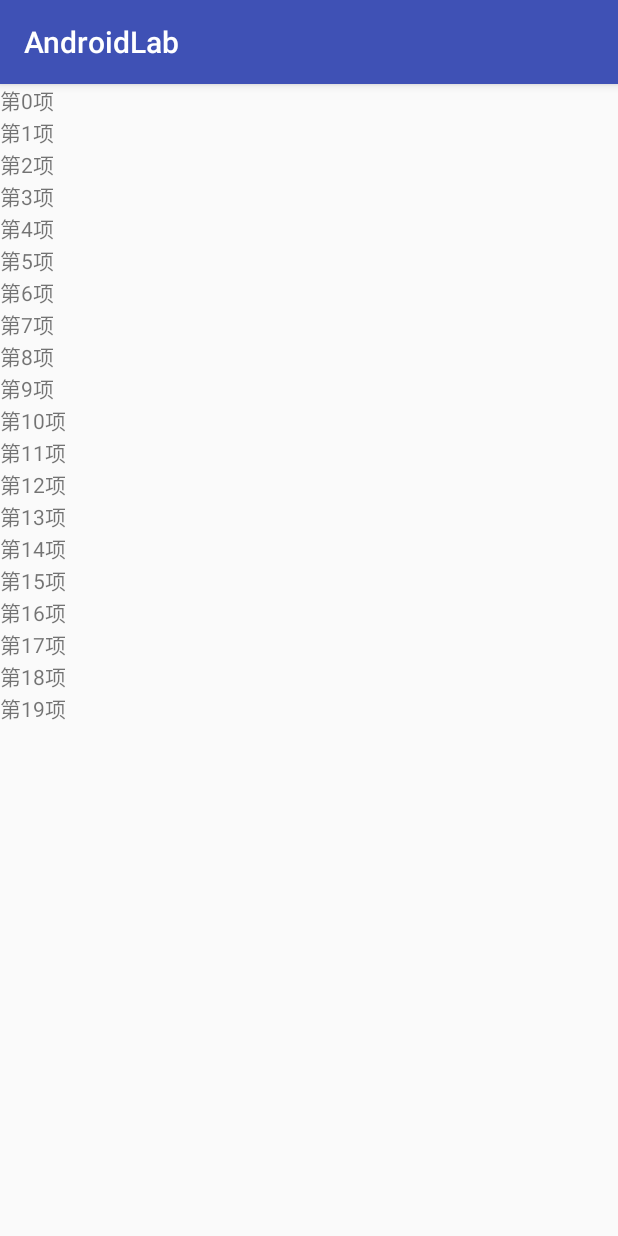
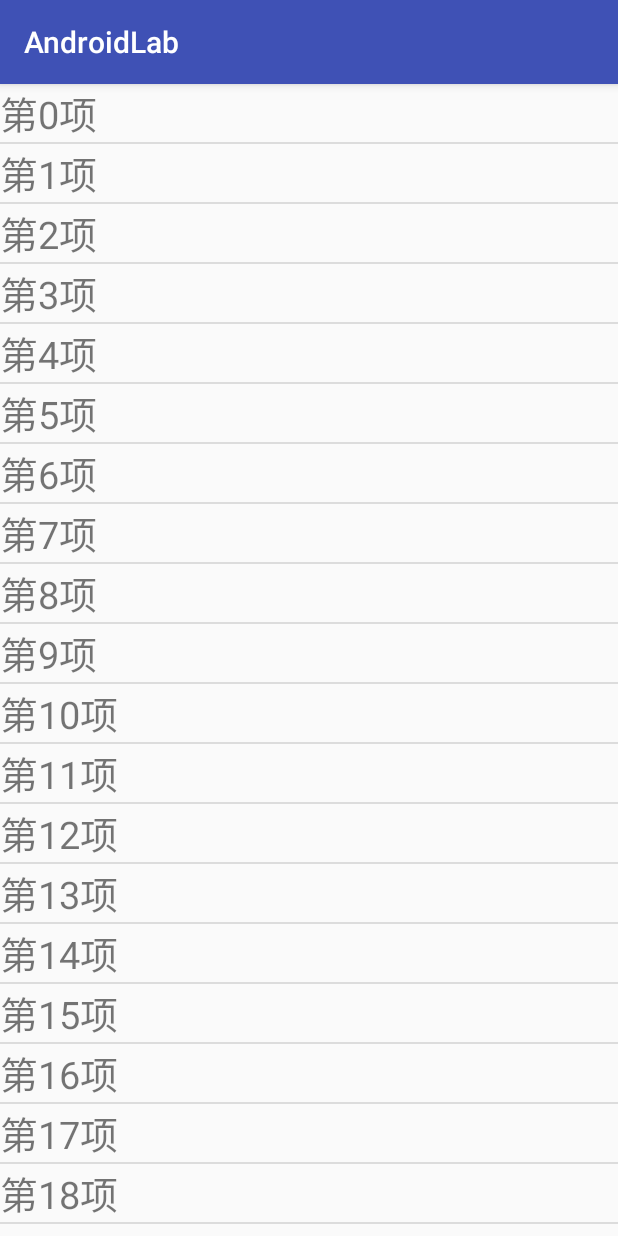
Before and after one commit to zzxdng/AndroidLab, an Android app: the RecyclerViewFooterActivity screen opened directly, with no data from a screen before it, on a phone screen of 412 x 824 dp. Run offline under Robolectric (Android 15) with nearby library versions, the phone set to English and light mode, and no system bars.

Commit message:
1.添加RecyclerView基本用法，添加分隔条。

```diff
--- a/app/src/main/java/com/zinc/example/androidlab/RecyclerViewFooterActivity.java
+++ b/app/src/main/java/com/zinc/example/androidlab/RecyclerViewFooterActivity.java
@@ -4,6 +4,7 @@ import android.graphics.Color;
 import android.os.Bundle;
 import android.support.v4.widget.SwipeRefreshLayout;
 import android.support.v7.app.AppCompatActivity;
+import android.support.v7.widget.DividerItemDecoration;
 import android.support.v7.widget.LinearLayoutManager;
 import android.support.v7.widget.RecyclerView;
 import android.util.Log;
@@ -70,6 +71,8 @@ public class RecyclerViewFooterActivity extends AppCompatActivity implements Rec
         mRecyclerView = findViewById(R.id.example_string_recycler_view);
         LinearLayoutManager linearLayoutManager = new LinearLayoutManager(this);
         mRecyclerView.setLayoutManager(linearLayoutManager);//选择使用竖直的布局
+        //添加分隔线
+        mRecyclerView.addItemDecoration(new DividerItemDecoration(this, DividerItemDecoration.VERTICAL));
         mRecyclerView.addOnScrollListener(new EndlessOnScrollListener(linearLayoutManager) {
             @Override
             public void onLoadMore(int currentPage) {
--- a/app/src/main/res/layout/recyclerview_item_normal_layout.xml
+++ b/app/src/main/res/layout/recyclerview_item_normal_layout.xml
@@ -5,6 +5,7 @@
     <TextView
         android:id="@+id/example_content_tv"
         android:layout_width="match_parent"
-        android:layout_height="wrap_content" />
+        android:layout_height="wrap_content"
+        android:textSize="25sp"/>
 
 </LinearLayout>
```
